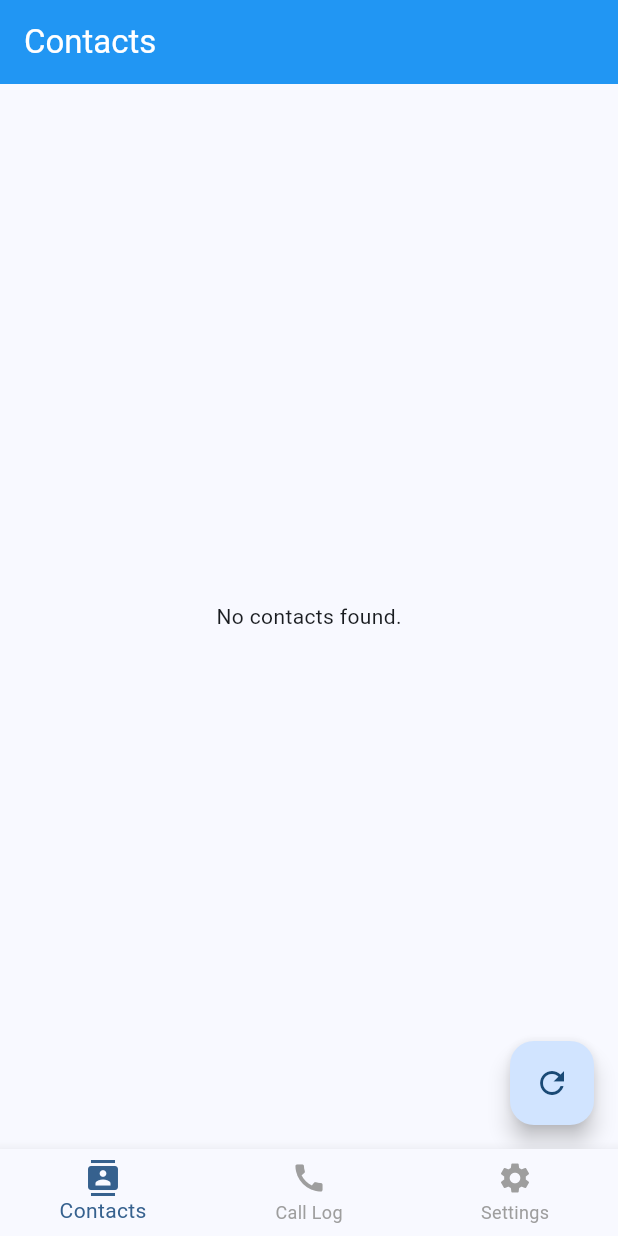
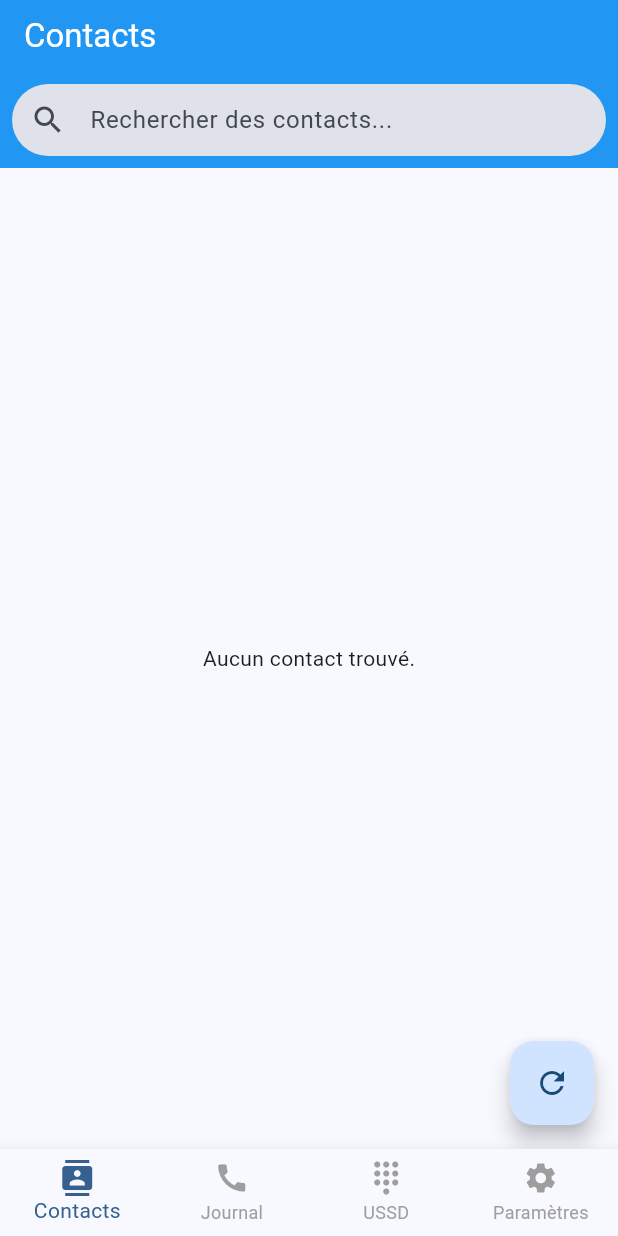
Before and after one commit to doc649/Tagsim, a Flutter app: the screen it shows after launch, on a phone screen of 412 x 824 dp. Run offline on Flutter 3.47's test engine with Material 3 defaults, Android fonts, the phone set to English and light mode, and no system bars; our stand-ins replace flutter_contacts, permission_handler; missing offline and left inert: emoji_flag_converter, libphonenumber_platform_interface, libphonenumber_plugin.

Commit message:
feat: Add bottom navigation, search, logos, and call/SMS actions

```diff
--- a/lib/screens/call_log_screen.dart
+++ b/lib/screens/call_log_screen.dart
@@ -8,20 +8,11 @@ class CallLogScreen extends StatefulWidget {
 }
 
 class _CallLogScreenState extends State<CallLogScreen> {
-  // TODO: Implement call log fetching logic
-  // TODO: Implement UI to display call log entries
-
   @override
   Widget build(BuildContext context) {
-    return Scaffold(
-      body: Center(
-        // Placeholder: Replace with ListView.builder for call log
-        child: Text(
-          'Call Log Screen - Placeholder',
-          style: Theme.of(context).textTheme.headlineMedium,
-        ),
-      ),
-      // Optional: Add FAB for actions like filtering or searching logs
+    // TODO: Implement Call Log fetching and display
+    return const Center(
+      child: Text('Journal d\'appels (À implémenter)'),
     );
   }
 }
--- a/lib/screens/contacts_screen.dart
+++ b/lib/screens/contacts_screen.dart
@@ -16,14 +16,24 @@ class ContactsScreen extends StatefulWidget {
 }
 
 class _ContactsScreenState extends State<ContactsScreen> {
-  List<ContactWithDetails> _contactsWithDetails = [];
+  List<ContactWithDetails> _allContactsWithDetails = []; // Store all contacts
+  List<ContactWithDetails> _filteredContactsWithDetails = []; // Store filtered contacts
   bool _permissionDenied = false;
   bool _isLoading = true;
+  final TextEditingController _searchController = TextEditingController();
 
   @override
   void initState() {
     super.initState();
     _fetchContacts();
+    _searchController.addListener(_filterContacts);
+  }
+
+  @override
+  void dispose() {
+    _searchController.removeListener(_filterContacts);
+    _searchController.dispose();
+    super.dispose();
   }
 
   Future<void> _fetchContacts() async {
@@ -50,25 +60,24 @@ class _ContactsScreenState extends State<ContactsScreen> {
                 AlgerianMobileOperator operator = AlgerianMobileOperator.Unknown;
 
                 try {
-                  // Corrected: Use RegionInfo type and access isoCode directly
-                  RegionInfo? regionInfo = await phone_util.PhoneNumberUtil.getRegionInfo(phoneNumber, '');
-
+                  // Use default region 'DZ' as a hint for Algerian numbers
+                  RegionInfo? regionInfo = await phone_util.PhoneNumberUtil.getRegionInfo(phoneNumber, 'DZ');
                   if (regionInfo != null && regionInfo.isoCode != null) {
                     countryCode = regionInfo.isoCode;
                     flagEmoji = emoji_converter.EmojiConverter.fromAlpha2CountryCode(countryCode!);
-
                     if (countryCode == 'DZ') {
                       operator = OperatorDetector.detectOperator(phoneNumber);
                     }
                   }
                 } catch (e) {
                   print('Error getting region info for phone number $phoneNumber: $e');
+                  // Fallback for numbers not parsable by libphonenumber but potentially Algerian
                   if (phoneNumber.startsWith('+213') || phoneNumber.startsWith('00213') || phoneNumber.startsWith('0')) {
-                    operator = OperatorDetector.detectOperator(phoneNumber);
-                    if (operator != AlgerianMobileOperator.Unknown) {
-                      countryCode = 'DZ';
-                      flagEmoji = emoji_converter.EmojiConverter.fromAlpha2CountryCode('DZ');
-                    }
+                     operator = OperatorDetector.detectOperator(phoneNumber);
+                     if (operator != AlgerianMobileOperator.Unknown) {
+                       countryCode = 'DZ';
+                       flagEmoji = emoji_converter.EmojiConverter.fromAlpha2CountryCode('DZ');
+                     }
                   }
                 }
 
@@ -83,10 +92,11 @@ class _ContactsScreenState extends State<ContactsScreen> {
             }
           }
         }
-        processedContacts.sort((a, b) => a.contact.displayName.compareTo(b.contact.displayName));
+        processedContacts.sort((a, b) => a.contact.displayName.toLowerCase().compareTo(b.contact.displayName.toLowerCase()));
 
         setState(() {
-          _contactsWithDetails = processedContacts;
+          _allContactsWithDetails = processedContacts;
+          _filteredContactsWithDetails = processedContacts; // Initially show all
           _isLoading = false;
         });
       } catch (e) {
@@ -103,13 +113,83 @@ class _ContactsScreenState extends State<ContactsScreen> {
     }
   }
 
+  void _filterContacts() {
+    String query = _searchController.text.toLowerCase();
+    setState(() {
+      _filteredContactsWithDetails = _allContactsWithDetails.where((details) {
+        final nameMatch = details.contact.displayName.toLowerCase().contains(query);
+        final numberMatch = details.phoneNumber?.toLowerCase().contains(query) ?? false;
+        return nameMatch || numberMatch;
+      }).toList();
+    });
+  }
+
+  // Helper function to get logo path
+  String? _getOperatorLogoPath(AlgerianMobileOperator operator) {
+    switch (operator) {
+      case AlgerianMobileOperator.Djezzy:
+        return 'assets/logos/djezzy_logo.png';
+      case AlgerianMobileOperator.Mobilis:
+        return 'assets/logos/mobilis_logo.png';
+      case AlgerianMobileOperator.Ooredoo:
+        return 'assets/logos/ooredoo_logo.png';
+      case AlgerianMobileOperator.Unknown:
+      default:
+        return null;
+    }
+  }
+
+  // Helper function to launch URL (call or SMS)
+  Future<void> _launchUniversalLink(Uri url) async {
+    try {
+      final bool nativeAppLaunchSucceeded = await launchUrl(
+        url,
+        mode: LaunchMode.externalNonBrowserApplication,
+      );
+      if (!nativeAppLaunchSucceeded) {
+        await launchUrl(
+          url,
+          mode: LaunchMode.externalApplication,
+        );
+      }
+    } catch (e) {
+      print('Could not launch $url: $e');
+      ScaffoldMessenger.of(context).showSnackBar(
+        SnackBar(content: Text('Impossible de lancer l\'action pour ${url.scheme}')),
+      );
+    }
+  }
+
   @override
   Widget build(BuildContext context) {
     return Scaffold(
+      appBar: AppBar(
+        title: const Text('Contacts'),
+        bottom: PreferredSize(
+          preferredSize: const Size.fromHeight(kToolbarHeight),
+          child: Padding(
+            padding: const EdgeInsets.symmetric(horizontal: 8.0, vertical: 8.0),
+            child: TextField(
+              controller: _searchController,
+              decoration: InputDecoration(
+                hintText: 'Rechercher des contacts...',
+                prefixIcon: const Icon(Icons.search),
+                border: OutlineInputBorder(
+                  borderRadius: BorderRadius.circular(25.0),
+                  borderSide: BorderSide.none,
+                ),
+                filled: true,
+                contentPadding: EdgeInsets.zero,
+                fillColor: Theme.of(context).colorScheme.surfaceVariant, // Use theme color
+              ),
+            ),
+          ),
+        ),
+      ),
       body: _buildBody(),
       floatingActionButton: FloatingActionButton(
         onPressed: _fetchContacts,
-        tooltip: 'Refresh Contacts',
+        tooltip: 'Rafraîchir les contacts',
         child: const Icon(Icons.refresh),
       ),
     );
@@ -128,17 +208,17 @@ class _ContactsScreenState extends State<ContactsScreen> {
             mainAxisAlignment: MainAxisAlignment.center,
             children: [
               const Text(
-                'Permission to access contacts was denied.',
+                'Permission d\'accès aux contacts refusée.',
                 textAlign: TextAlign.center,
               ),
               const SizedBox(height: 16),
               ElevatedButton(
                 onPressed: openAppSettings,
-                child: const Text('Open App Settings'),
+                child: const Text('Ouvrir les paramètres'),
               ),
               ElevatedButton(
                 onPressed: _fetchContacts,
-                child: const Text('Retry'),
+                child: const Text('Réessayer'),
               ),
             ],
           ),
@@ -146,38 +226,67 @@ class _ContactsScreenState extends State<ContactsScreen> {
       );
     }
 
-    if (_contactsWithDetails.isEmpty) {
-      return const Center(child: Text('No contacts found.'));
+    if (_allContactsWithDetails.isEmpty) {
+      return const Center(child: Text('Aucun contact trouvé.'));
+    }
+
+    if (_filteredContactsWithDetails.isEmpty && _searchController.text.isNotEmpty) {
+       return const Center(child: Text('Aucun contact ne correspond à votre recherche.'));
     }
 
     return ListView.builder(
-      itemCount: _contactsWithDetails.length,
+      itemCount: _filteredContactsWithDetails.length,
       itemBuilder: (context, index) {
-        final details = _contactsWithDetails[index];
+        final details = _filteredContactsWithDetails[index];
         final contact = details.contact;
-        final operatorName = OperatorDetector.getOperatorName(details.operatorInfo);
-        final operatorColor = OperatorDetector.getOperatorColor(details.operatorInfo);
+        final logoPath = _getOperatorLogoPath(details.operatorInfo);
+        final phoneNumber = details.phoneNumber;
 
         return ListTile(
-          title: Text(contact.displayName.isNotEmpty ? contact.displayName : '(No name)'),
+          title: Text(contact.displayName.isNotEmpty ? contact.displayName : '(Sans nom)'),
           subtitle: Row(
             children: [
               if (details.countryFlagEmoji != null)
                 Padding(
                   padding: const EdgeInsets.only(right: 4.0),
-                  child: Text(details.countryFlagEmoji!),
+                  child: Text(details.countryFlagEmoji!, style: const TextStyle(fontSize: 16)), // Slightly larger flag
                 ),
-              Expanded(child: Text(details.phoneNumber ?? 'No number')),
-              if (details.operatorInfo != AlgerianMobileOperator.Unknown)
+              Expanded(child: Text(phoneNumber ?? 'Pas de numéro')),
+              if (logoPath != null)
                 Padding(
                   padding: const EdgeInsets.only(left: 8.0),
-                  child: Text(
-                    operatorName,
-                    style: TextStyle(color: operatorColor, fontWeight: FontWeight.bold, fontSize: 12),
+                  child: Image.asset(
+                    logoPath,
+                    height: 16, // Adjust height as needed
+                    errorBuilder: (context, error, stackTrace) => const Icon(Icons.error, size: 16), // Fallback icon
                   ),
                 ),
             ],
           ),
+          trailing: phoneNumber != null
+              ? Row(
+                  mainAxisSize: MainAxisSize.min,
+                  children: [
+                    IconButton(
+                      icon: const Icon(Icons.call),
+                      tooltip: 'Appeler',
+                      onPressed: () {
+                        final Uri callUri = Uri(scheme: 'tel', path: phoneNumber);
+                        _launchUniversalLink(callUri);
+                      },
+                    ),
+                    IconButton(
+                      icon: const Icon(Icons.message),
+                      tooltip: 'Envoyer SMS',
+                      onPressed: () {
+                        final Uri smsUri = Uri(scheme: 'sms', path: phoneNumber);
+                        _launchUniversalLink(smsUri);
+                      },
+                    ),
+                  ],
+                )
+              : null,
+          // TODO: Add onTap for contact details screen
         );
       },
     );
--- a/lib/screens/home_screen.dart
+++ b/lib/screens/home_screen.dart
@@ -1,6 +1,7 @@
 import 'package:flutter/material.dart';
 import 'package:tagsim/screens/contacts_screen.dart';
-import 'package:tagsim/screens/call_log_screen.dart';
+import 'package:tagsim/screens/call_log_screen.dart'; // To be created
+import 'package:tagsim/screens/ussd_codes_screen.dart'; // To be created
 import 'package:tagsim/screens/settings_screen.dart';
 
 class HomeScreen extends StatefulWidget {
@@ -12,10 +13,13 @@ class HomeScreen extends StatefulWidget {
 
 class _HomeScreenState extends State<HomeScreen> {
   int _selectedIndex = 0;
+
+  // Define the screens for each tab
   static const List<Widget> _widgetOptions = <Widget>[
-    ContactsScreen(), // Placeholder for Contacts Screen
-    CallLogScreen(),   // Placeholder for Call Log Screen
-    SettingsScreen(), // Placeholder for Settings Screen
+    ContactsScreen(),
+    CallLogScreen(), // Placeholder for Call Log
+    UssdCodesScreen(), // Placeholder for USSD Codes
+    SettingsScreen(),
   ];
 
   void _onItemTapped(int index) {
@@ -26,27 +30,11 @@ class _HomeScreenState extends State<HomeScreen> {
 
   @override
   Widget build(BuildContext context) {
-    // Determine the title based on the selected index
-    String appBarTitle;
-    switch (_selectedIndex) {
-      case 0:
-        appBarTitle = 'Contacts';
-        break;
-      case 1:
-        appBarTitle = 'Call Log';
-        break;
-      case 2:
-        appBarTitle = 'Settings';
-        break;
-      default:
-        appBarTitle = 'TagSim';
-    }
-
     return Scaffold(
-      appBar: AppBar(
-        title: Text(appBarTitle),
-        // Potentially add actions like search here later
-      ),
+      // AppBar might be removed or adapted depending on screen content
+      // appBar: AppBar(
+      //   title: const Text('TagSim'),
+      // ),
       body: Center(
         child: _widgetOptions.elementAt(_selectedIndex),
       ),
@@ -58,16 +46,23 @@ class _HomeScreenState extends State<HomeScreen> {
           ),
           BottomNavigationBarItem(
             icon: Icon(Icons.call),
-            label: 'Call Log',
+            label: 'Journal',
+          ),
+          BottomNavigationBarItem(
+            icon: Icon(Icons.dialpad),
+            label: 'USSD',
           ),
           BottomNavigationBarItem(
             icon: Icon(Icons.settings),
-            label: 'Settings',
+            label: 'Paramètres',
           ),
         ],
         currentIndex: _selectedIndex,
-        selectedItemColor: Theme.of(context).colorScheme.primary, // Use primary blue color
-        unselectedItemColor: Colors.grey, // Or another suitable color
+        // Use fixed type for more than 3 items to keep labels visible
+        type: BottomNavigationBarType.fixed,
+        // Use theme colors for selected/unselected items
+        selectedItemColor: Theme.of(context).primaryColor,
+        unselectedItemColor: Colors.grey,
         onTap: _onItemTapped,
       ),
     );
--- a/pubspec.yaml
+++ b/pubspec.yaml
@@ -31,8 +31,8 @@ dev_dependencies:
 flutter:
   uses-material-design: true
 
-  # assets:
-  #   - images/a_dot_burr.jpeg
+  assets:
+    - assets/logos/
 
   # fonts:
   #   - family: Schyler
```
Also changed, not shown: lib/screens/ussd_codes_screen.dart (added, +18 -0 lines), assets/logos/djezzy_logo.png (added), assets/logos/mobilis_logo.png (added), assets/logos/ooredoo_logo.png (added).
